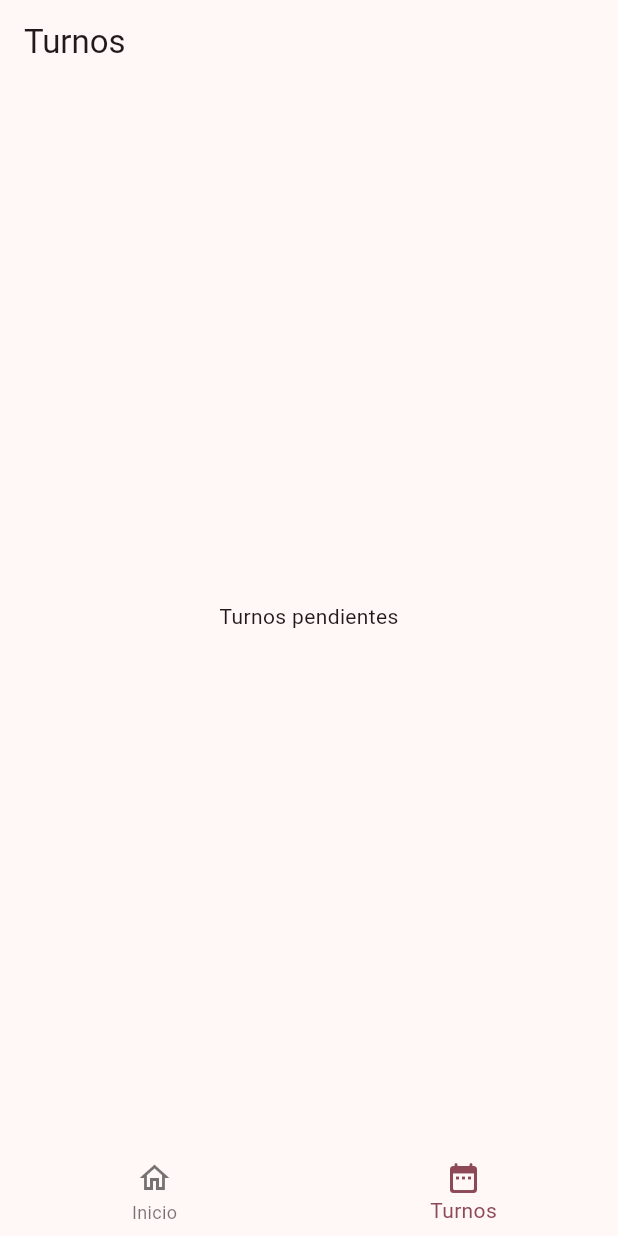
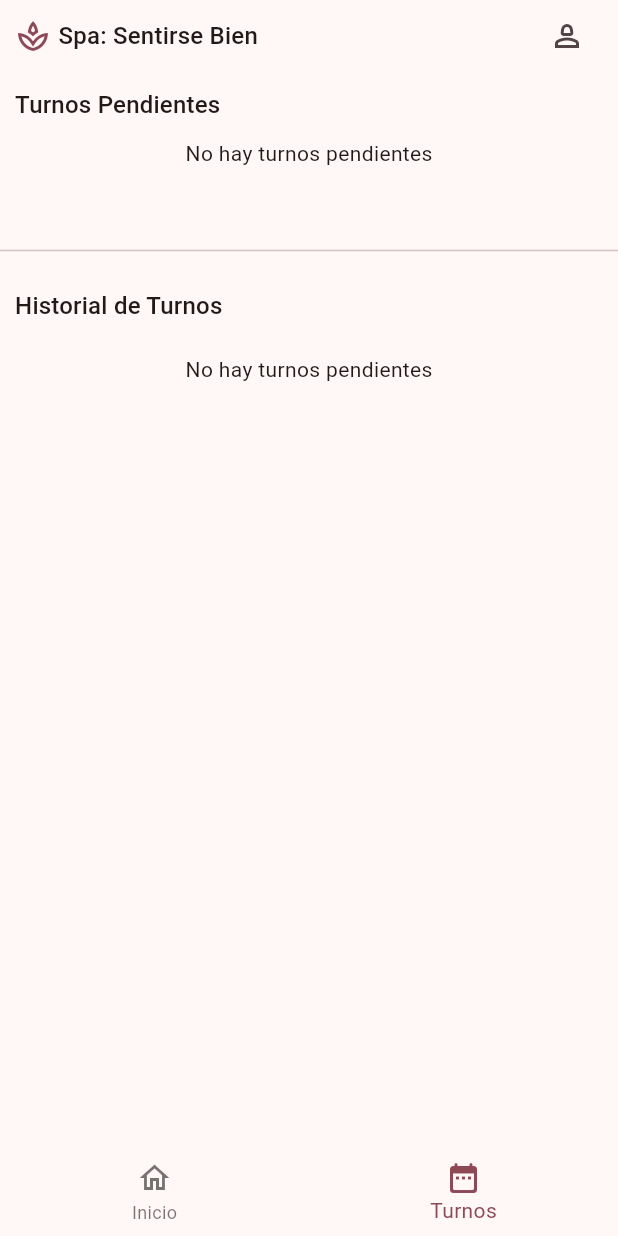
Before and after one commit to Valen-Rossi/spa_app, a Flutter app: the AppointmentsView screen opened by its route, on a phone screen of 412 x 824 dp. Run offline on Flutter 3.47's test engine with Material 3 defaults, Android fonts, the phone set to English and light mode, and no system bars; our stand-ins replace animate_do, card_swiper, cloud_firestore, firebase_core, flutter_riverpod, go_router; accounts and stored records are empty.

Commit message:
appointments view first version

```diff
--- a/lib/presentation/views/clients/appointments_view.dart
+++ b/lib/presentation/views/clients/appointments_view.dart
@@ -1,15 +1,70 @@
 import 'package:flutter/material.dart';
+import 'package:flutter_riverpod/flutter_riverpod.dart';
+import 'package:spa_app/domain/entities/appointment.dart';
+import 'package:spa_app/presentation/providers/providers.dart';
+import 'package:spa_app/presentation/widgets/widgets.dart';
 
-class AppointmentsView extends StatelessWidget {
+class AppointmentsView extends ConsumerStatefulWidget {
   const AppointmentsView({super.key});
 
   @override
+  AppointmentsViewState createState() => AppointmentsViewState();
+}
+
+class AppointmentsViewState extends ConsumerState<AppointmentsView> {
+  @override
+  void initState() {
+    super.initState();
+
+    ref.read(clientAppointmentsProvider.notifier).loadAppointments();
+  }
+
+  @override
   Widget build(BuildContext context) {
-    return Scaffold(
-      appBar: AppBar(
-        title: const Text('Turnos'),
-      ),
-      body: const Center(child: Text('Turnos pendientes')),
+
+    final textStyles = Theme.of(context).textTheme;
+
+    final clientAppointments = ref.watch(clientAppointmentsProvider);
+    final List<Appointment> upComingAppointments= [];
+    final List<Appointment> previousAppointments= [];
+
+    clientAppointments.forEach((element) {
+      if (element.date.isAfter(DateTime.now())) {
+        upComingAppointments.add(element);
+      }
+    });
+
+    clientAppointments.forEach((element) {
+      if (element.date.isBefore(DateTime.now())) {
+        previousAppointments.add(element);
+      }
+    });
+
+    return Column(
+      children: [
+        const CustomAppbar(),
+
+        Container(
+          width: double.infinity,
+          margin: const EdgeInsets.all(10),
+          child: Text("Turnos Pendientes",textAlign: TextAlign.start, style: textStyles.titleMedium,),
+        ),
+
+        AppointmentsListView(upComingAppointments: upComingAppointments),
+
+        const Divider(
+          height: 50,
+        ),
+
+        Container(
+          width: double.infinity,
+          margin: const EdgeInsets.only(left: 10, bottom: 20),
+          child: Text("Historial de Turnos",textAlign: TextAlign.start, style: textStyles.titleMedium,),
+        ),
+
+        AppointmentsListView(upComingAppointments: previousAppointments),
+
+      ],
     );
   }
 }
```
